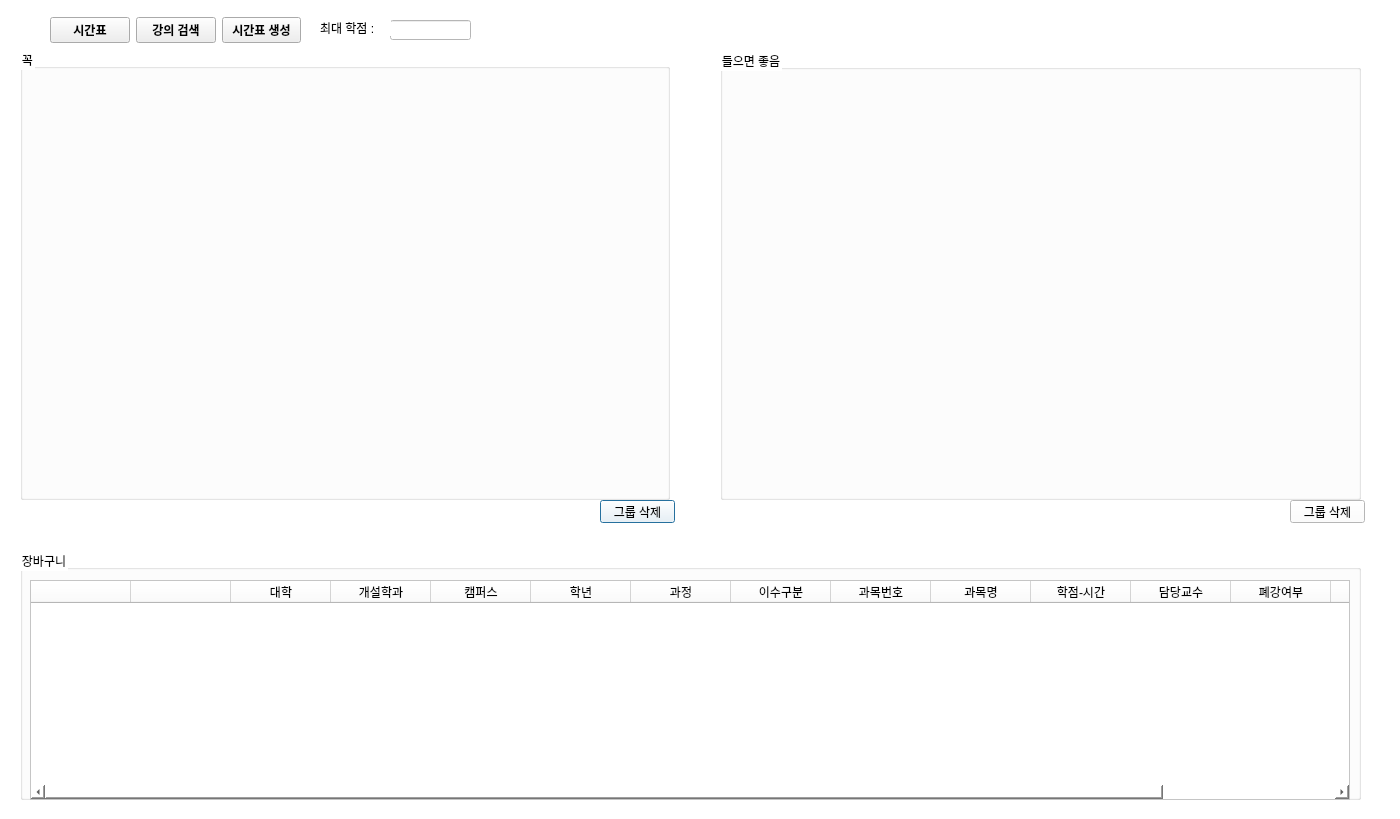
Above: magic.ui from rocknroll17/Lecture-Scheduler before the change. Below: the same form after it.
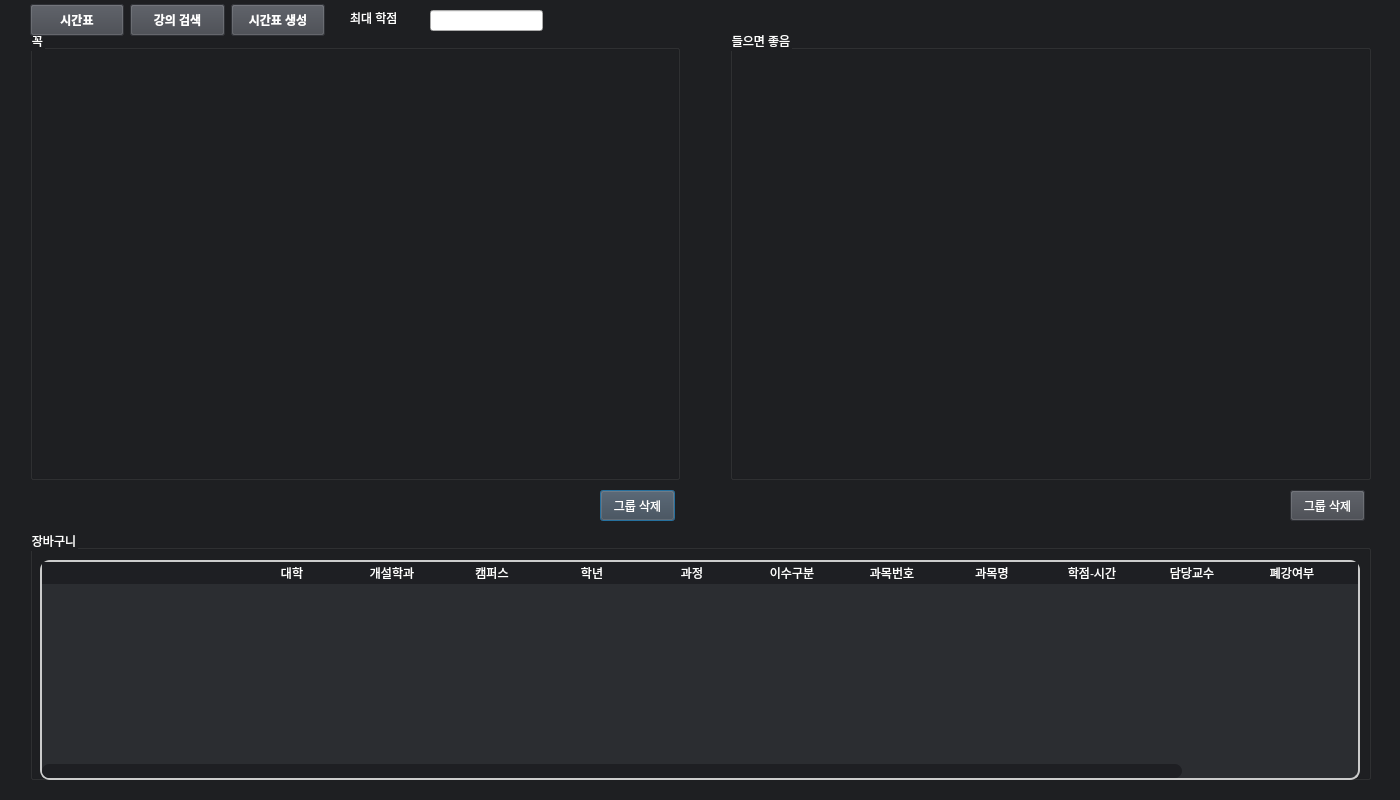
That is the form after the change.

Commit message: magic하는중

What changed in the file:
```diff
--- a/magic.ui
+++ b/magic.ui
@@ -7,7 +7,7 @@
     <x>0</x>
     <y>0</y>
     <width>1400</width>
-    <height>819</height>
+    <height>800</height>
    </rect>
   </property>
   <property name="minimumSize">
@@ -26,13 +26,182 @@
    <string>Dialog</string>
   </property>
   <property name="styleSheet">
-   <string notr="true">background-color: rgb(255, 255, 255)</string>
+   <string notr="true">/* 스크롤바 필요한 widget stylesheet에 입력 */
+
+#Dialog {
+	
+	background-color: #1e1f22;
+
+}
+
+QTableWidget {
+	border-radius: 10px;
+	color: white;
+}
+
+QTableWidget::item:selected {
+	background-color: lightblue;
+}
+
+QScrollBar:vertical {
+	boder: none;
+	background-color: transparent;
+	width: 14px;
+	margin: 0px 0 0px 0;
+	boder-radius: 0px;
+}
+
+QScrollBar::handle:vertical {
+	background-color: #1e1f23;
+	min-height: 30px;
+	border-radius: 7px;
+}
+
+QScrollBar::handle:vertical:hover {
+	background-color: #1a1b1e;
+}
+
+QScrollBar::handle:vertical:pressed {
+	background-color: #141416;
+}
+
+QScrollBar::sub-line:vertical {
+	border: none;
+	/*
+	background-color: rgb(59, 59, 90);
+	height: 15px;
+	border-top-left-radius: 7px;
+	border-top-right-radius: 7px;
+	subcontrol-position: top;
+	subcontrol-origin: margin;
+	*/
+}
+/*
+QScrollBar::sub-line:vertical:hover {
+	background-color: rgb(255, 0, 127);
+}
+
+QScrollBar::sub-line:vertical:pressed {
+	background-color: rgb(185, 0, 92);
+}
+*/
+QScrollBar::add-line:vertical {
+	border: none;
+	/*
+	background-color: rgb(59, 59, 90);
+	height: 15px;
+	border-bottom-left-radius: 7px;
+	border-bottom-right-radius: 7px;
+	subcontrol-position: top;
+	subcontrol-origin: margin;
+	*/
+}
+/*
+QScrollBar::add-line:vertical:hover {
+	background-color: rgb(255, 0, 127);
+}
+
+QScrollBar::add-line:vertical:pressed {
+	background-color: rgb(185, 0, 92);
+}
+*/
+QScrollBar::up-arrow:vertical, QScrollBar:down-arrow:vertical {
+	background: none;
+}
+
+QScrollBar::add-page:vertical, QScrollBar:sub-page:vertical {
+	background: none;
+}
+
+/* horizontal */
+
+QScrollBar:horizontal {
+	boder: none;
+	background-color: transparent;
+	height: 14px;
+	margin: 0 0px 0 0px;
+	boder-radius: 0px;
+}
+
+QScrollBar::handle:horizontal {
+	background-color: #1e1f23;
+	min-height: 30px;
+	border-radius: 7px;
+}
+
+QScrollBar::handle:horizontal:hover {
+	background-color: #1a1b1e;
+}
+
+QScrollBar::handle:horizontal:pressed {
+	background-color: #141416;
+}
+
+QScrollBar::sub-line:horizontal {
+	border: none;
+	/*
+	background-color: rgb(59, 59, 90);
+	width: 15px;
+	border-top-left-radius: 7px;
+	border-bottom-left-radius: 7px;
+	subcontrol-position: left;
+	subcontrol-origin: margin;
+	*/
+}
+/*
+QScrollBar::sub-line:horizontal:hover {
+	background-color: rgb(255, 0, 127);
+}
+
+QScrollBar::sub-line:horizontal:pressed {
+	background-color: rgb(185, 0, 92);
+}
+*/
+QScrollBar::add-line:horizontal {
+	border: none;
+	/*
+	background-color: rgb(59, 59, 90);
+	width: 15px;
+	border-top-right-radius: 7px;
+	border-bottom-right-radius: 7px;
+	subcontrol-position: right;
+	subcontrol-origin: margin;
+	*/
+}
+/*
+QScrollBar::add-line:horizontal:hover {
+	background-color: rgb(255, 0, 127);
+}
+
+QScrollBar::add-line:horizontal:pressed {
+	background-color: rgb(185, 0, 92);
+}
+*/
+QScrollBar::up-arrow:horizontal, QScrollBar:down-arrow:horizontal {
+	background: none;
+}
+
+QScrollBar::add-page:horizontal, QScrollBar:sub-page:horizontal {
+	background: none;
+}
+
+QTableView QTableCornerButton::section {
+    background-color: #1e1f23;
+}
+
+QGroupBox{
+	color: white;
+}
+
+QLabel {
+	color: white;
+}</string>
   </property>
   <widget class="QGroupBox" name="groupBox_3">
    <property name="geometry">
     <rect>
-     <x>20</x>
-     <y>550</y>
+     <x>30</x>
+     <y>530</y>
      <width>1341</width>
      <height>250</height>
     </rect>
@@ -73,6 +242,40 @@
       <height>220</height>
      </size>
     </property>
+    <property name="styleSheet">
+     <string notr="true">toQHeaderView {
+	border-radius: 10px;
+}
+
+QHeaderView::section {
+	background-color: #1e1f23;
+    color: white;
+    border-style: none;
+    font-family: 'Montserrat', sans-serif;
+	/*border-bottom: 2px solid #fffff8;
+    border-top: 2px solid #fffff8;*/
+}
+
+#Course_Basket {
+	border-radius: 10px;
+    border: 2px solid #ccc;
+	background-color: #2b2d31;
+}
+
+QHeaderView::section:horizontal {
+	background-color: #1e1f23;
+	default-background-color: #3d5673;
+    margin: 0px;
+    padding: 0px;
+}
+
+QHeaderView::section:vertical {
+	background-color: #1e1f23;
+	default-background-color: #3d5673;
+    margin: 0px;
+    padding: 0px;
+}</string>
+    </property>
     <property name="dragEnabled">
      <bool>true</bool>
     </property>
@@ -181,10 +384,10 @@
   <widget class="QGroupBox" name="groupMust">
    <property name="geometry">
     <rect>
-     <x>20</x>
-     <y>49</y>
+     <x>30</x>
+     <y>30</y>
      <width>650</width>
-     <height>451</height>
+     <height>450</height>
     </rect>
    </property>
    <property name="sizePolicy">
@@ -218,8 +421,8 @@
   <widget class="QGroupBox" name="groupPrefer">
    <property name="geometry">
     <rect>
-     <x>720</x>
-     <y>50</y>
+     <x>730</x>
+     <y>30</y>
      <width>641</width>
      <height>450</height>
     </rect>
@@ -250,11 +453,28 @@
    <property name="geometry">
     <rect>
      <x>600</x>
-     <y>500</y>
+     <y>490</y>
      <width>75</width>
-     <height>23</height>
+     <height>31</height>
     </rect>
    </property>
+   <property name="styleSheet">
+    <string notr="true">QPushButton {
+	background-color: #42454c;
+	color: white;
+	padding: 6px;
+
+}
+
+QPushButton:hover {
+	background-color: #383b40;
+}
+
+QPushButton:pressed {
+	background-color: #1d1e21;
+}
+</string>
+   </property>
    <property name="text">
     <string>그룹 삭제</string>
    </property>
@@ -263,11 +483,28 @@
    <property name="geometry">
     <rect>
      <x>1290</x>
-     <y>500</y>
+     <y>490</y>
      <width>75</width>
-     <height>23</height>
+     <height>31</height>
     </rect>
    </property>
+   <property name="styleSheet">
+    <string notr="true">QPushButton {
+	background-color: #42454c;
+	color: white;
+	padding: 6px;
+
+}
+
+QPushButton:hover {
+	background-color: #383b40;
+}
+
+QPushButton:pressed {
+	background-color: #1d1e21;
+}
+</string>
+   </property>
    <property name="text">
     <string>그룹 삭제</string>
    </property>
@@ -275,9 +512,9 @@
   <widget class="QWidget" name="layoutWidget">
    <property name="geometry">
     <rect>
-     <x>50</x>
-     <y>10</y>
-     <width>251</width>
+     <x>30</x>
+     <y>0</y>
+     <width>295</width>
      <height>41</height>
     </rect>
    </property>
@@ -298,7 +535,21 @@
        </font>
       </property>
       <property name="styleSheet">
-       <string notr="true">background-color : rgb(238, 238, 238)</string>
+       <string notr="true">QPushButton {
+	background-color: #42454c;
+	color: white;
+	padding: 6px;
+
+}
+
+QPushButton:hover {
+	background-color: #383b40;
+}
+
+QPushButton:pressed {
+	background-color: #1d1e21;
+}
+</string>
       </property>
       <property name="text">
        <string>시간표 생성</string>
@@ -321,7 +572,21 @@
        </font>
       </property>
       <property name="styleSheet">
-       <string notr="true">background-color : rgb(238, 238, 238)</string>
+       <string notr="true">QPushButton {
+	background-color: #42454c;
+	color: white;
+	padding: 6px;
+
+}
+
+QPushButton:hover {
+	background-color: #383b40;
+}
+
+QPushButton:pressed {
+	background-color: #1d1e21;
+}
+</string>
       </property>
       <property name="text">
        <string>시간표</string>
@@ -344,7 +609,21 @@
        </font>
       </property>
       <property name="styleSheet">
-       <string notr="true">background-color : rgb(238, 238, 238)</string>
+       <string notr="true">QPushButton {
+	background-color: #42454c;
+	color: white;
+	padding: 6px;
+
+}
+
+QPushButton:hover {
+	background-color: #383b40;
+}
+
+QPushButton:pressed {
+	background-color: #1d1e21;
+}
+</string>
       </property>
       <property name="text">
        <string>강의 검색</string>
@@ -353,27 +632,27 @@
     </item>
    </layout>
   </widget>
-  <widget class="QLineEdit" name="credit_edit">
-   <property name="geometry">
-    <rect>
-     <x>390</x>
-     <y>20</y>
-     <width>81</width>
-     <height>20</height>
-    </rect>
-   </property>
-  </widget>
   <widget class="QLabel" name="label">
    <property name="geometry">
     <rect>
-     <x>320</x>
-     <y>20</y>
-     <width>71</width>
-     <height>16</height>
+     <x>350</x>
+     <y>10</y>
+     <width>64</width>
+     <height>15</height>
     </rect>
    </property>
    <property name="text">
-    <string>최대 학점 : </string>
+    <string>최대 학점</string>
+   </property>
+  </widget>
+  <widget class="QLineEdit" name="credit_edit">
+   <property name="geometry">
+    <rect>
+     <x>430</x>
+     <y>10</y>
+     <width>113</width>
+     <height>21</height>
+    </rect>
    </property>
   </widget>
  </widget>
```
